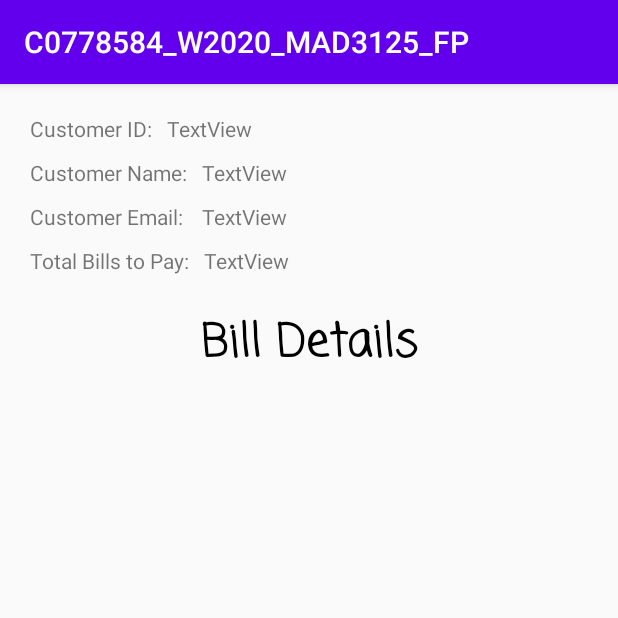
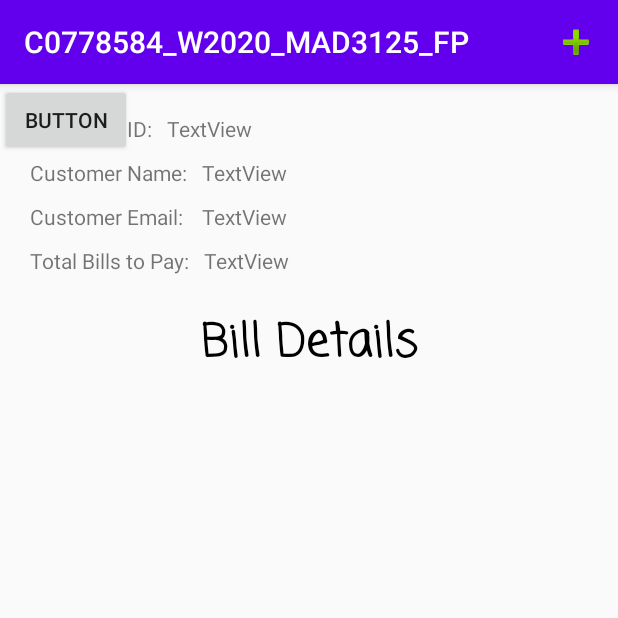
Before and after one commit to philipjhasondeleon/C0778584_W2020_MAD3125_FP, an Android app: the ShowBillDetailsActivity screen opened directly, with no data from a screen before it, on a phone screen of 412 x 824 dp, the top half of it. Run offline under Robolectric (Android 15) with nearby library versions, the light colour scheme and no system bars.

Commit message:
[Philip] AddnNewBillDetails button added

```diff
--- a/app/build.gradle
+++ b/app/build.gradle
@@ -33,4 +33,5 @@ dependencies {
     androidTestImplementation 'androidx.test.ext:junit:1.1.1'
     androidTestImplementation 'androidx.test.espresso:espresso-core:3.2.0'
     implementation 'androidx.recyclerview:recyclerview:1.1.0'
+    implementation 'com.google.android.material:material:1.1.0'
 }
--- a/app/src/main/java/com/example/c0778584_w2020_mad3125_fp/ui/ShowBillDetailsActivity.java
+++ b/app/src/main/java/com/example/c0778584_w2020_mad3125_fp/ui/ShowBillDetailsActivity.java
@@ -3,6 +3,8 @@ package com.example.c0778584_w2020_mad3125_fp.ui;
 import androidx.appcompat.app.AppCompatActivity;
 
 import android.os.Bundle;
+import android.view.Menu;
+import android.view.MenuInflater;
 
 import com.example.c0778584_w2020_mad3125_fp.R;
 
@@ -13,4 +15,10 @@ public class ShowBillDetailsActivity extends AppCompatActivity {
         super.onCreate(savedInstanceState);
         setContentView(R.layout.activity_show_bill_details);
     }
+    @Override
+    public boolean onCreateOptionsMenu(Menu menu) {
+        MenuInflater inflater = getMenuInflater();
+        inflater.inflate(R.menu.my_menu, menu);
+        return true;
+    }
 }
--- a/app/src/main/res/layout/activity_show_bill_details.xml
+++ b/app/src/main/res/layout/activity_show_bill_details.xml
@@ -5,6 +5,14 @@
     android:layout_width="match_parent"
     android:layout_height="match_parent"
     tools:context=".ui.ShowBillDetailsActivity">
+
+    <Button
+        android:id="@+id/button"
+        android:layout_width="wrap_content"
+        android:layout_height="wrap_content"
+        android:text="Button"
+        tools:layout_editor_absoluteX="289dp"
+        tools:layout_editor_absoluteY="44dp" />
 
     <TextView
         android:id="@+id/textView3"
```
Also changed, not shown: app/src/main/res/menu/my_menu2.xml (added, +10 -0 lines).
